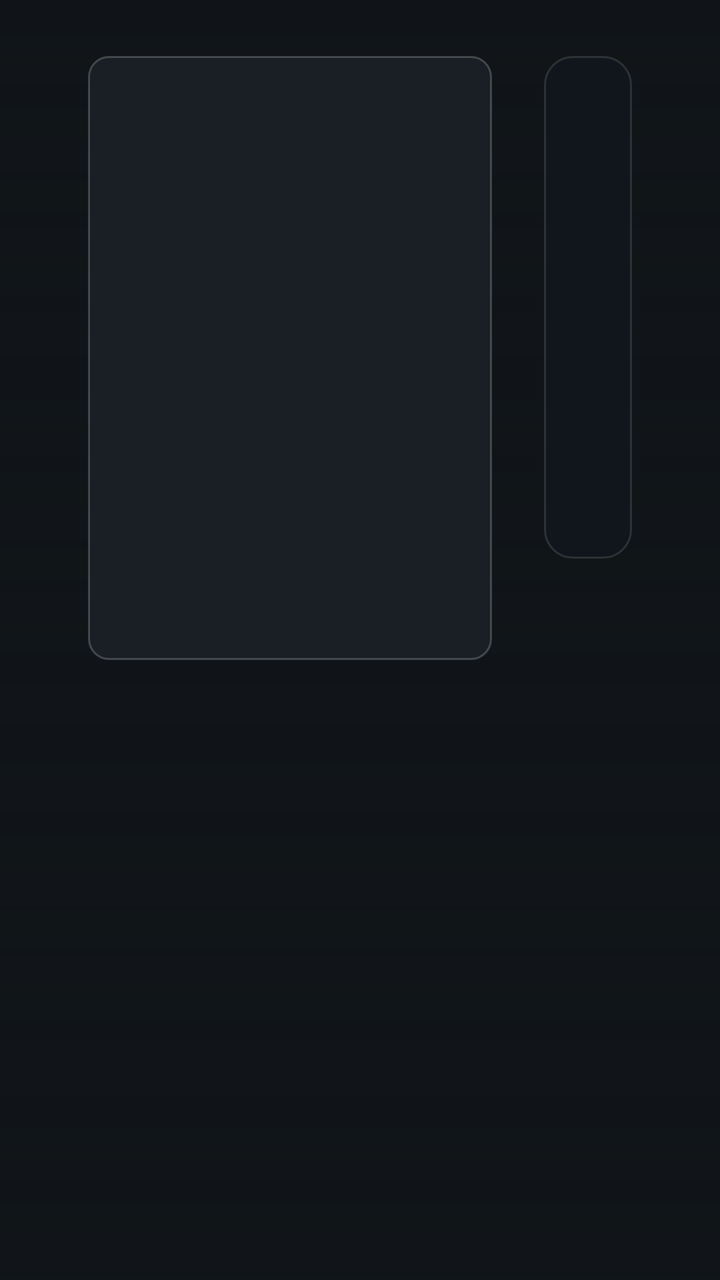
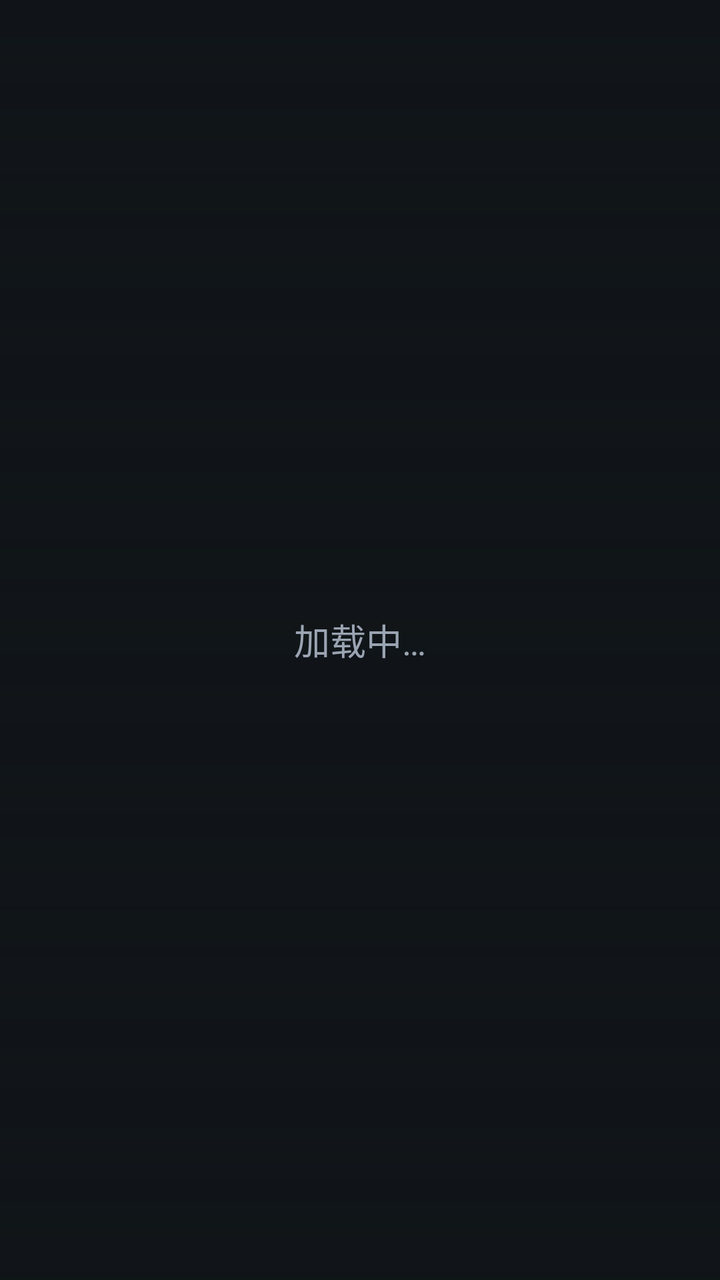

The first picture is an Android layout as it rendered before a commit; the second is the same layout after the commit. The layout source and the unified diff follow.
<!-- AndroidManifest.xml: application theme AppTheme -->
<!-- res/layout/activity_detail.xml -->
<?xml version="1.0" encoding="utf-8"?>
<FrameLayout xmlns:android="http://schemas.android.com/apk/res/android"
    android:layout_width="match_parent"
    android:layout_height="match_parent"
    android:background="@color/bg_dark">

    
    <ImageView
        android:id="@+id/img_backdrop"
        android:layout_width="match_parent"
        android:layout_height="match_parent"
        android:alpha="0.8"
        android:background="@color/bg_dark"
        android:scaleType="centerCrop" />

    <View
        android:layout_width="match_parent"
        android:layout_height="match_parent"
        android:background="@drawable/scrim_detail" />

    <LinearLayout
        android:layout_width="match_parent"
        android:layout_height="match_parent"
        android:orientation="vertical"
        android:paddingStart="44dp"
        android:paddingEnd="44dp"
        android:paddingTop="28dp"
        android:paddingBottom="16dp">

        <LinearLayout
            android:layout_width="match_parent"
            android:layout_height="wrap_content"
            android:orientation="horizontal">

            <FrameLayout
                android:layout_width="wrap_content"
                android:layout_height="wrap_content"
                android:background="@drawable/bg_poster_frame"
                android:padding="1dp">

                <ImageView
                    android:id="@+id/img_poster"
                    android:layout_width="200dp"
                    android:layout_height="300dp"
                    android:scaleType="centerCrop" />
            </FrameLayout>

            <LinearLayout
                android:layout_width="0dp"
                android:layout_height="wrap_content"
                android:layout_marginStart="26dp"
                android:layout_weight="1"
                android:background="@drawable/bg_detail_panel"
                android:orientation="vertical"
                android:padding="22dp">

                <TextView
                    android:id="@+id/tv_title"
                    android:layout_width="match_parent"
                    android:layout_height="wrap_content"
                    android:ellipsize="end"
                    android:maxLines="2"
                    android:textColor="@color/text_primary"
                    android:textSize="34sp"
                    android:textStyle="bold" />

                <TextView
                    android:id="@+id/tv_original"
                    android:layout_width="match_parent"
                    android:layout_height="wrap_content"
                    android:layout_marginTop="8dp"
                    android:ellipsize="end"
                    android:maxLines="1"
                    android:textColor="@color/text_tertiary"
                    android:textSize="15sp" />

                <LinearLayout
                    android:id="@+id/ll_meta"
                    android:layout_width="wrap_content"
                    android:layout_height="wrap_content"
                    android:layout_marginTop="16dp"
                    android:gravity="center_vertical"
                    android:orientation="horizontal" />

                <LinearLayout
                    android:id="@+id/ll_media"
                    android:layout_width="match_parent"
                    android:layout_height="wrap_content"
                    android:layout_marginTop="14dp"
                    android:orientation="vertical" />

                <TextView
                    android:id="@+id/tv_overview"
                    android:layout_width="match_parent"
                    android:layout_height="wrap_content"
                    android:layout_marginTop="14dp"
                    android:ellipsize="end"
                    android:lineSpacingExtra="5dp"
                    android:maxLines="2"
                    android:textColor="@color/text_secondary"
                    android:textSize="16sp" />

                <LinearLayout
                    android:id="@+id/ll_play_btn"
                    android:layout_width="match_parent"
                    android:layout_height="wrap_content"
                    android:layout_marginTop="16dp"
                    android:gravity="center_vertical"
                    android:orientation="horizontal">

                    <Button
                        android:id="@+id/btn_play"
                        android:layout_width="wrap_content"
                        android:layout_height="52dp"
                        android:background="@drawable/bg_button"
                        android:focusable="true"
                        android:minWidth="210dp"
                        android:text="@string/play"
                        android:textColor="@color/text_primary"
                        android:textSize="20sp" />

                    <Button
                        android:id="@+id/btn_restart"
                        android:layout_width="wrap_content"
                        android:layout_height="52dp"
                        android:layout_marginStart="14dp"
                        android:background="@drawable/bg_button_ghost"
                        android:focusable="true"
                        android:minWidth="170dp"
                        android:text="@string/restart"
                        android:textColor="@color/text_secondary"
                        android:textSize="18sp"
                        android:visibility="gone" />
                </LinearLayout>
            </LinearLayout>
        </LinearLayout>

        <LinearLayout
            android:id="@+id/ll_seasons"
            android:layout_width="match_parent"
            android:layout_height="wrap_content"
            android:layout_marginTop="22dp"
            android:orientation="vertical"
            android:visibility="gone">

            <LinearLayout
                android:layout_width="match_parent"
                android:layout_height="wrap_content"
                android:gravity="center_vertical"
                android:orientation="horizontal">

                <TextView
                    style="@style/DetailSectionHeader"
                    android:layout_marginBottom="0dp"
                    android:text="@string/season" />

                <TextView
                    android:id="@+id/tv_season_summary"
                    android:layout_width="wrap_content"
                    android:layout_height="wrap_content"
                    android:layout_marginStart="14dp"
                    android:textColor="@color/text_tertiary"
                    android:textSize="13sp" />
            </LinearLayout>

            <androidx.recyclerview.widget.RecyclerView
                android:id="@+id/rv_seasons"
                android:layout_width="match_parent"
                android:layout_height="wrap_content"
                android:layout_marginTop="10dp" />
        </LinearLayout>

        <LinearLayout
            android:id="@+id/ll_episodes"
            android:layout_width="match_parent"
            android:layout_height="wrap_content"
            android:layout_marginTop="16dp"
            android:orientation="vertical"
            android:visibility="gone">

            <TextView
                style="@style/DetailSectionHeader"
                android:text="@string/episode" />

            <androidx.recyclerview.widget.RecyclerView
                android:id="@+id/rv_episodes"
                android:layout_width="match_parent"
                android:layout_height="wrap_content" />
        </LinearLayout>

        <LinearLayout
            android:id="@+id/ll_more"
            android:layout_width="match_parent"
            android:layout_height="wrap_content"
            android:layout_marginTop="12dp"
            android:orientation="vertical"
            android:visibility="gone">

            <TextView
                style="@style/DetailSectionHeader"
                android:text="@string/more_like_this" />

            <androidx.recyclerview.widget.RecyclerView
                android:id="@+id/rv_more"
                android:layout_width="match_parent"
                android:layout_height="wrap_content" />
        </LinearLayout>
    </LinearLayout>
</FrameLayout>
<!-- resources referenced by this layout -->
<resources>
  <color name="bg_dark">#101418</color>
  <color name="text_primary">#F5F7FA</color>
  <color name="text_secondary">#9AA4B2</color>
  <color name="text_tertiary">#6B7683</color>
  <!-- drawable bg_button (drawable) -->
  <?xml version="1.0" encoding="utf-8"?>
  <selector xmlns:android="http://schemas.android.com/apk/res/android">
      <item android:state_focused="true">
          <shape android:shape="rectangle">
              <solid android:color="#60A5FA" />
              <corners android:radius="8dp" />
          </shape>
      </item>
      <item>
          <shape android:shape="rectangle">
              <solid android:color="@color/accent" />
              <corners android:radius="8dp" />
          </shape>
      </item>
  </selector>
  <!-- drawable bg_button_ghost (drawable) -->
  <?xml version="1.0" encoding="utf-8"?>
  <selector xmlns:android="http://schemas.android.com/apk/res/android">
      <item android:state_focused="true">
          <shape android:shape="rectangle">
              <solid android:color="#1B2A3A" />
              <stroke android:width="2dp" android:color="@color/focus_border" />
              <corners android:radius="8dp" />
          </shape>
      </item>
      <item>
          <shape android:shape="rectangle">
              <solid android:color="#151A21" />
              <stroke android:width="1dp" android:color="#3A4550" />
              <corners android:radius="8dp" />
          </shape>
      </item>
  </selector>
  <!-- drawable bg_detail_panel (drawable) -->
  <?xml version="1.0" encoding="utf-8"?>
  <shape xmlns:android="http://schemas.android.com/apk/res/android" android:shape="rectangle">
      <solid android:color="#B3121820" />
      <stroke android:width="1dp" android:color="#1FFFFFFF" />
      <corners android:radius="14dp" />
  </shape>
  <!-- drawable bg_poster_frame (drawable) -->
  <?xml version="1.0" encoding="utf-8"?>
  <shape xmlns:android="http://schemas.android.com/apk/res/android" android:shape="rectangle">
      <solid android:color="@color/card_bg" />
      <stroke android:width="1dp" android:color="#33FFFFFF" />
      <corners android:radius="10dp" />
  </shape>
  <!-- drawable scrim_detail (drawable) -->
  <?xml version="1.0" encoding="utf-8"?>
  <shape xmlns:android="http://schemas.android.com/apk/res/android" android:shape="rectangle">
      <gradient
          android:angle="270"
          android:startColor="#00101418"
          android:centerColor="#70101418"
          android:endColor="#E0101418" />
  </shape>
  <string name="episode">集</string>
  <string name="more_like_this">更多影片</string>
  <string name="play">播放</string>
  <string name="restart">从头播放</string>
  <string name="season">季</string>
  <style name="DetailSectionHeader">
          <item name="android:layout_width">wrap_content</item>
          <item name="android:layout_height">wrap_content</item>
          <item name="android:textColor">@color/text_secondary</item>
          <item name="android:textSize">15sp</item>
          <item name="android:textStyle">bold</item>
          <item name="android:layout_marginBottom">10dp</item>
      </style>
  <style name="AppTheme" parent="Theme.AppCompat.NoActionBar">
          <item name="android:windowBackground">@color/bg_dark</item>
          <item name="colorPrimary">@color/accent</item>
          <item name="colorPrimaryDark">@color/bg_dark</item>
          <item name="colorAccent">@color/accent</item>
          <item name="android:windowFullscreen">true</item>
      </style>
  <color name="accent">#3B82F6</color>
  <color name="focus_border">#B3FFFFFF</color>
  <color name="card_bg">#1A1F26</color>
</resources>

<!-- the commit's change to res/layout/activity_detail.xml (unified diff, before → after) -->
@@ -18,14 +18,23 @@
         android:layout_height="match_parent"
         android:background="@drawable/scrim_detail" />
 
+    
+    <ScrollView
+        android:layout_width="match_parent"
+        android:layout_height="match_parent"
+        android:fillViewport="true"
+        android:scrollbars="none">
+
     <LinearLayout
-        android:layout_width="match_parent"
-        android:layout_height="match_parent"
+        android:id="@+id/ll_content"
+        android:layout_width="match_parent"
+        android:layout_height="wrap_content"
         android:orientation="vertical"
         android:paddingStart="44dp"
         android:paddingEnd="44dp"
         android:paddingTop="28dp"
-        android:paddingBottom="16dp">
+        android:paddingBottom="24dp"
+        android:visibility="invisible">
 
         <LinearLayout
             android:layout_width="match_parent"
@@ -46,13 +55,16 @@
             </FrameLayout>
 
             <LinearLayout
+                android:id="@+id/ll_info"
                 android:layout_width="0dp"
                 android:layout_height="wrap_content"
                 android:layout_marginStart="26dp"
                 android:layout_weight="1"
                 android:background="@drawable/bg_detail_panel"
+                android:minHeight="300dp"
                 android:orientation="vertical"
-                android:padding="22dp">
+                android:padding="22dp"
+                android:visibility="invisible">
 
                 <TextView
                     android:id="@+id/tv_title"
@@ -203,7 +215,18 @@
             <androidx.recyclerview.widget.RecyclerView
                 android:id="@+id/rv_more"
                 android:layout_width="match_parent"
-                android:layout_height="wrap_content" />
+                android:layout_height="wrap_content"
+                android:paddingBottom="6dp" />
         </LinearLayout>
     </LinearLayout>
+    </ScrollView>
+
+    <TextView
+        android:id="@+id/tv_loading"
+        android:layout_width="wrap_content"
+        android:layout_height="wrap_content"
+        android:layout_gravity="center"
+        android:text="@string/loading"
+        android:textColor="@color/text_secondary"
+        android:textSize="18sp" />
 </FrameLayout>
<!-- resource entries referenced after the edit -->
@@ -62,6 +62,7 @@
           android:endColor="#E0101418" />
   </shape>
   <string name="episode">集</string>
+  <string name="loading">加载中…</string>
   <string name="more_like_this">更多影片</string>
   <string name="play">播放</string>
   <string name="restart">从头播放</string>
